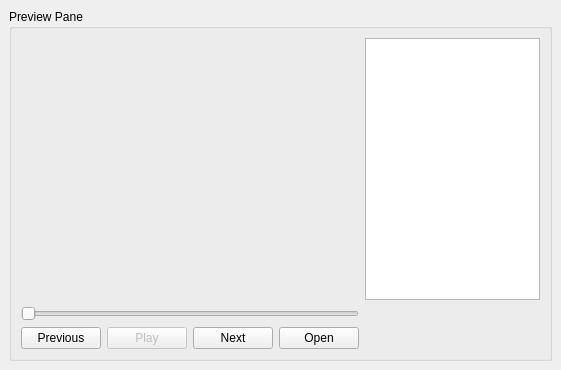
First picture: the form in home.ui, repository odigous-labs/vid_sum_win_tool, before the edit.
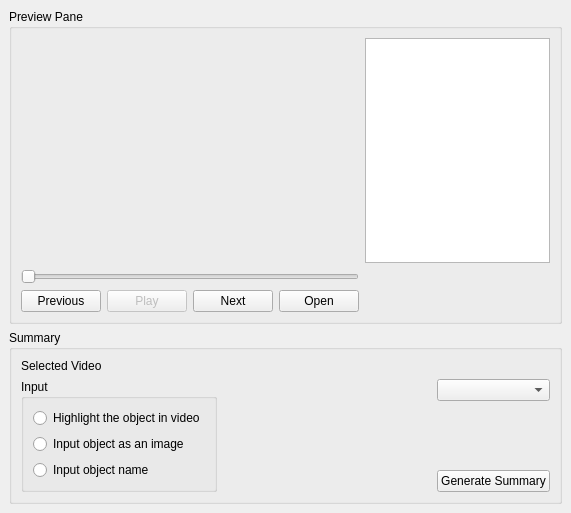
Second picture: the form after the edit.

```diff
--- a/home.ui
+++ b/home.ui
@@ -6,15 +6,15 @@
    <rect>
     <x>0</x>
     <y>0</y>
-    <width>561</width>
-    <height>370</height>
+    <width>571</width>
+    <height>513</height>
    </rect>
   </property>
   <property name="windowTitle">
    <string>Home</string>
   </property>
   <widget class="QWidget" name="centralwidget">
-   <layout class="QGridLayout" name="gridLayout_3">
+   <layout class="QGridLayout" name="gridLayout_4">
     <item row="0" column="0">
      <widget class="QGroupBox" name="groupBox">
       <property name="title">
@@ -73,7 +73,7 @@
          </property>
          <property name="sizeHint" stdset="0">
           <size>
-           <width>194</width>
+           <width>204</width>
            <height>20</height>
           </size>
          </property>
@@ -89,6 +89,86 @@
       </layout>
      </widget>
     </item>
+    <item row="1" column="0">
+     <widget class="QGroupBox" name="groupBox_2">
+      <property name="title">
+       <string>Summary</string>
+      </property>
+      <layout class="QGridLayout" name="gridLayout_3">
+       <item row="0" column="0">
+        <widget class="QLabel" name="label">
+         <property name="text">
+          <string>Selected Video</string>
+         </property>
+        </widget>
+       </item>
+       <item row="0" column="1" colspan="3">
+        <widget class="QLabel" name="selected_video_label">
+         <property name="text">
+          <string/>
+         </property>
+        </widget>
+       </item>
+       <item row="1" column="0" rowspan="3" colspan="2">
+        <widget class="QGroupBox" name="groupBox_3">
+         <property name="title">
+          <string>Input</string>
+         </property>
+         <layout class="QVBoxLayout" name="verticalLayout">
+          <item>
+           <widget class="QRadioButton" name="object_radio_btn">
+            <property name="text">
+             <string>Highlight the object in video</string>
+            </property>
+           </widget>
+          </item>
+          <item>
+           <widget class="QRadioButton" name="image_radio_btn">
+            <property name="text">
+             <string>Input object as an image</string>
+            </property>
+           </widget>
+          </item>
+          <item>
+           <widget class="QRadioButton" name="name_radio_btn">
+            <property name="text">
+             <string>Input object name</string>
+            </property>
+           </widget>
+          </item>
+         </layout>
+        </widget>
+       </item>
+       <item row="1" column="3">
+        <widget class="QComboBox" name="comboBox">
+         <property name="currentText">
+          <string/>
+         </property>
+        </widget>
+       </item>
+       <item row="2" column="2">
+        <spacer name="horizontalSpacer_2">
+         <property name="orientation">
+          <enum>Qt::Horizontal</enum>
+         </property>
+         <property name="sizeHint" stdset="0">
+          <size>
+           <width>242</width>
+           <height>20</height>
+          </size>
+         </property>
+        </spacer>
+       </item>
+       <item row="3" column="3">
+        <widget class="QPushButton" name="gen_sum_btn">
+         <property name="text">
+          <string>Generate Summary</string>
+         </property>
+        </widget>
+       </item>
+      </layout>
+     </widget>
+    </item>
    </layout>
   </widget>
   <widget class="QMenuBar" name="menubar">
```
Left out of the diff: 2 changed lines with no effect on the pictures.
